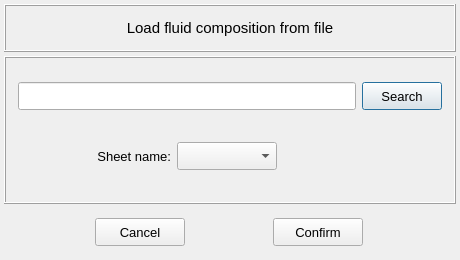
Old version of the form pulse/interface/data/ui_files/model/setup/fluid/load_fluid_composition.ui in the repository open-pulse/OpenPulse.
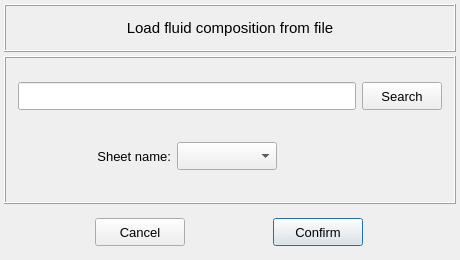
New version of the form.

Diff of the .ui file:
```diff
--- a/pulse/interface/data/ui_files/model/setup/fluid/load_fluid_composition.ui
+++ b/pulse/interface/data/ui_files/model/setup/fluid/load_fluid_composition.ui
@@ -162,6 +162,9 @@
         <property name="text">
          <string>Search</string>
         </property>
+        <property name="autoDefault">
+         <bool>false</bool>
+        </property>
        </widget>
       </item>
       <item row="1" column="0">
@@ -338,6 +341,12 @@
         <property name="text">
          <string>Confirm</string>
         </property>
+        <property name="autoDefault">
+         <bool>false</bool>
+        </property>
+        <property name="default">
+         <bool>true</bool>
+        </property>
        </widget>
       </item>
      </layout>
```
Left out of the diff: 3 changed lines with no effect on the pictures.
